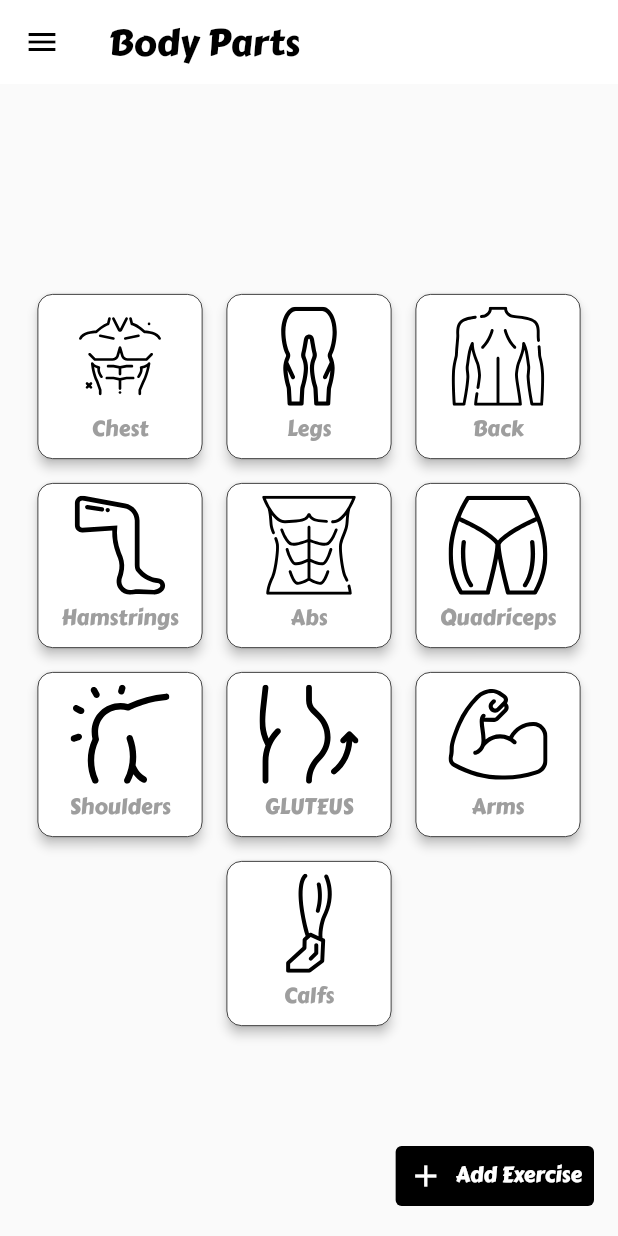
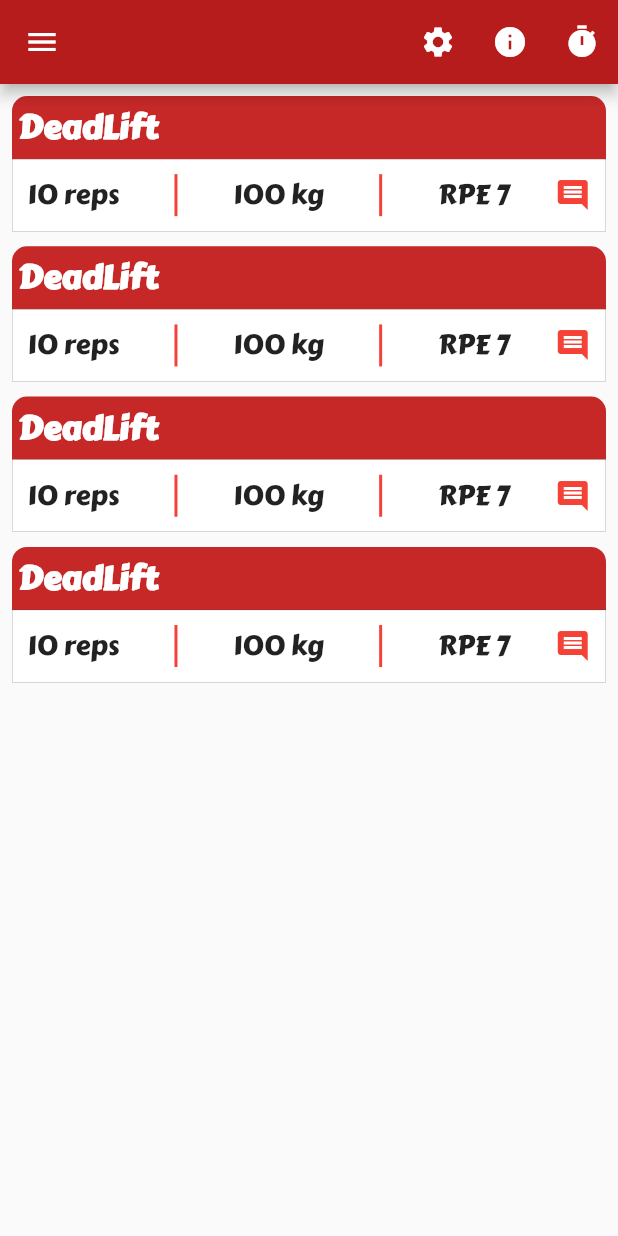
Before and after one commit to mcuv3/Tracktion, a Flutter app: the MainScreen screen opened by its route, after a tap on "Workouts", on a phone screen of 412 x 824 dp. Run offline on Flutter 3.47's test engine with Material 2 defaults, Android fonts, the phone set to English and light mode, and no system bars; our stand-ins replace bloc, connectivity, flutter_bloc, flutter_svg, shared_preferences; accounts and stored records are empty.

Commit message:
feature: workout screen

```diff
--- a/lib/main.dart
+++ b/lib/main.dart
@@ -130,6 +130,7 @@ class _MyAppState extends State<MyApp> {
               AddEditBodyPartsScreen.routeName: (ctx) =>
                   AddEditBodyPartsScreen(),
               ExerciseWorkOut.routeName: (ctx) => ExerciseWorkOut(),
+              WorkOutScreen.routeName:(ctx)=>WorkOutScreen(),
             },
           ),
         ));
--- a/lib/screens/index.dart
+++ b/lib/screens/index.dart
@@ -5,3 +5,4 @@ export './exercise/body-parts-screen.dart';
 export './exercise/search-exercise-screen.dart';
 export './workout/exercise-workout-screen.dart';
 export './main-screeen.dart';
+export './workout/workout-main-screen.dart';
--- a/lib/screens/main-screeen.dart
+++ b/lib/screens/main-screeen.dart
@@ -2,6 +2,7 @@ import 'package:flutter/material.dart';
 import 'package:flutter_bloc/flutter_bloc.dart';
 import 'package:tracktion/bloc/auth/auth_cubit.dart';
 import 'package:tracktion/screens/exercise/body-parts-screen.dart';
+import 'package:tracktion/screens/index.dart';
 import 'package:tracktion/widgets/drawer.dart';
 import '../colors/custom_colors.dart';
 
@@ -98,7 +99,7 @@ class MainScreen extends StatelessWidget {
                           makeFeatureBox(
                             'Workouts',
                             Theme.of(context).colorScheme.workouts,
-                            BodyPartsScreen.routeName,
+                            WorkOutScreen.routeName,
                             context,
                           ),
                           makeFeatureBox(
--- /dev/null
+++ b/lib/screens/workout/workout-main-screen.dart
@@ -0,0 +1,106 @@
+import 'package:flutter/material.dart';
+import 'package:tracktion/widgets/reps-item.dart';
+import '../../colors/custom_colors.dart';
+import 'package:tracktion/widgets/WorkOutSetItem.dart';
+import 'package:tracktion/widgets/drawer.dart';
+
+class WorkOutScreen extends StatelessWidget {
+  static const routeName = "/workout";
+  final exes = [
+    {
+      "name": "Deadlift",
+      "series": [
+        {"reps": 10, "weight": 100, "rpe": 7},
+        {"reps": 10, "weight": 100, "rpe": 7},
+        {"reps": 10, "weight": 100, "rpe": 7},
+      ]
+    },
+    {
+      "name": "Deadlift",
+      "series": [
+        {"reps": 10, "weight": 100, "rpe": 7},
+        {"reps": 10, "weight": 100, "rpe": 7},
+        {"reps": 10, "weight": 100, "rpe": 7},
+      ]
+    },
+    {
+      "name": "Deadlift",
+      "series": [
+        {"reps": 10, "weight": 100, "rpe": 7},
+        {"reps": 10, "weight": 100, "rpe": 7},
+        {"reps": 10, "weight": 100, "rpe": 7},
+      ]
+    },
+    {
+      "name": "Deadlift",
+      "series": [
+        {"reps": 10, "weight": 100, "rpe": 7},
+        {"reps": 10, "weight": 100, "rpe": 7},
+        {"reps": 10, "weight": 100, "rpe": 7},
+      ]
+    },
+  ];
+
+  @override
+  Widget build(BuildContext context) {
+    final items = [];
+    exes.forEach((e) {
+      items.add({"kind": "title", "value": e["name"]});
+      items.add({"kind": "items", "value": e["series"]});
+      items.add({"kind": "space"});
+    });
+    return SafeArea(
+      child: Scaffold(
+        appBar: AppBar(
+          actions: [
+            IconButton(icon: Icon(Icons.settings), onPressed: () {}),
+            IconButton(icon: Icon(Icons.info), onPressed: () {}),
+            IconButton(icon: Icon(Icons.timer), onPressed: () {}),
+          ],
+        ),
+        drawer: MainDrawer(),
+        body: Container(
+          padding: EdgeInsets.all(8),
+          child: Column(
+            children: [
+              Expanded(
+                child: ListView.builder(
+                  shrinkWrap: true,
+                  itemBuilder: (ctx, i) {
+                    if (items[i]["kind"] == "title") {
+                      return Container(
+                        padding: EdgeInsets.all(4),
+                        width: double.infinity,
+                        decoration: BoxDecoration(
+                          borderRadius: BorderRadius.only(
+                              topLeft: Radius.circular(10),
+                              topRight: Radius.circular(10)),
+                          color: Theme.of(context).colorScheme.routines,
+                        ),
+                        child: Text(
+                          "DeadLift",
+                          style: TextStyle(
+                              fontSize: 22,
+                              color: Colors.white,
+                              fontWeight: FontWeight.bold),
+                        ),
+                      );
+                    }
+                    if (items[i]["kind"] == "items") {
+                      return RepItem();
+                    }
+
+                    return SizedBox(
+                      height: 10,
+                    );
+                  },
+                  itemCount: items.length,
+                ),
+              )
+            ],
+          ),
+        ),
+      ),
+    );
+  }
+}
--- a/lib/widgets/drawer.dart
+++ b/lib/widgets/drawer.dart
@@ -22,7 +22,7 @@ class MainDrawer extends StatelessWidget {
             title: Text("Home"),
             onTap: () {
               print("Home Clicked");
-              Navigator.push(
+              Navigator.pushReplacement(
                 context,
                 MaterialPageRoute(builder: (context) => MainScreen()),
               );
@@ -33,9 +33,20 @@ class MainDrawer extends StatelessWidget {
             title: Text("Categories"),
             onTap: () {
               print("Categories Clicked");
-              Navigator.push(
+              Navigator.pushReplacement(
                 context,
                 MaterialPageRoute(builder: (context) => BodyPartsScreen()),
+              );
+            },
+          ),
+          ListTile(
+            leading: Icon(Icons.dashboard),
+            title: Text("Workouts"),
+            onTap: () {
+              print("Categories Clicked");
+              Navigator.pushReplacement(
+                context,
+                MaterialPageRoute(builder: (context) => WorkOutScreen()),
               );
             },
           ),
--- a/lib/widgets/reps-item.dart
+++ b/lib/widgets/reps-item.dart
@@ -2,17 +2,23 @@ import 'package:flutter/material.dart';
 import '../colors/custom_colors.dart';
 
 class RepItem extends StatelessWidget {
+  final bool isExpanded;
+
+  RepItem([this.isExpanded = false]);
+
   @override
   Widget build(BuildContext context) {
     final textStyle = TextStyle(fontSize: 18);
 
     return Container(
-      margin: EdgeInsets.only(bottom: 10),
+      margin: isExpanded ? EdgeInsets.only(bottom: 10) : null,
       padding: EdgeInsets.all(10),
       decoration: BoxDecoration(
           color: Colors.white,
-          borderRadius: BorderRadius.circular(10),
-          border: Border.all(color: Colors.black, width: 1)),
+          borderRadius: isExpanded ? BorderRadius.circular(10) : null,
+          border: isExpanded
+              ? Border.all(color: Colors.black, width: 1)
+              : Border.all(color: Colors.black, width: 0.1)),
       child: IntrinsicHeight(
         child: Row(
           mainAxisAlignment: MainAxisAlignment.spaceBetween,
```
Also changed, not shown: lib/widgets/WorkOutSetItem.dart (added, +52 -0 lines).
